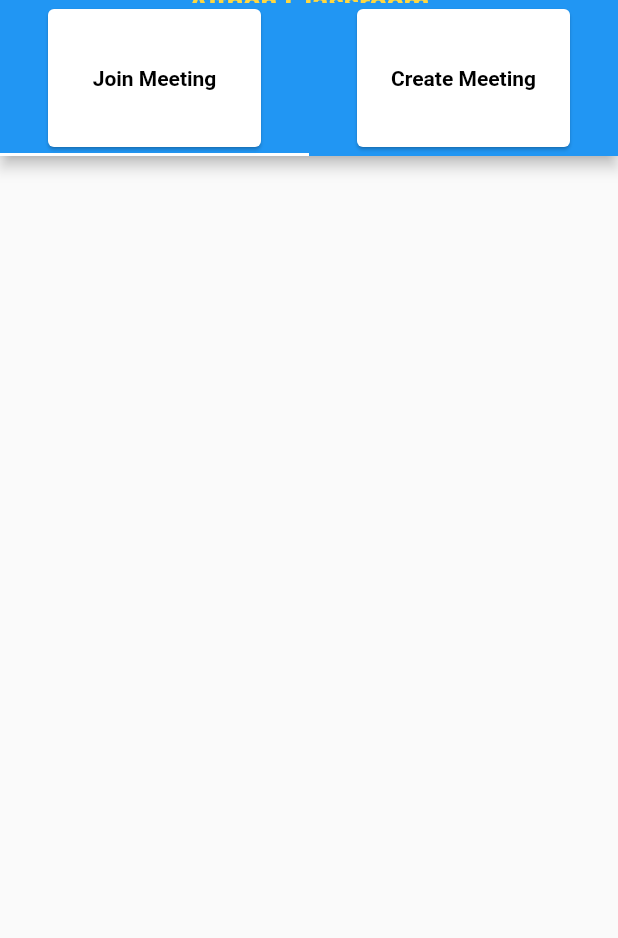
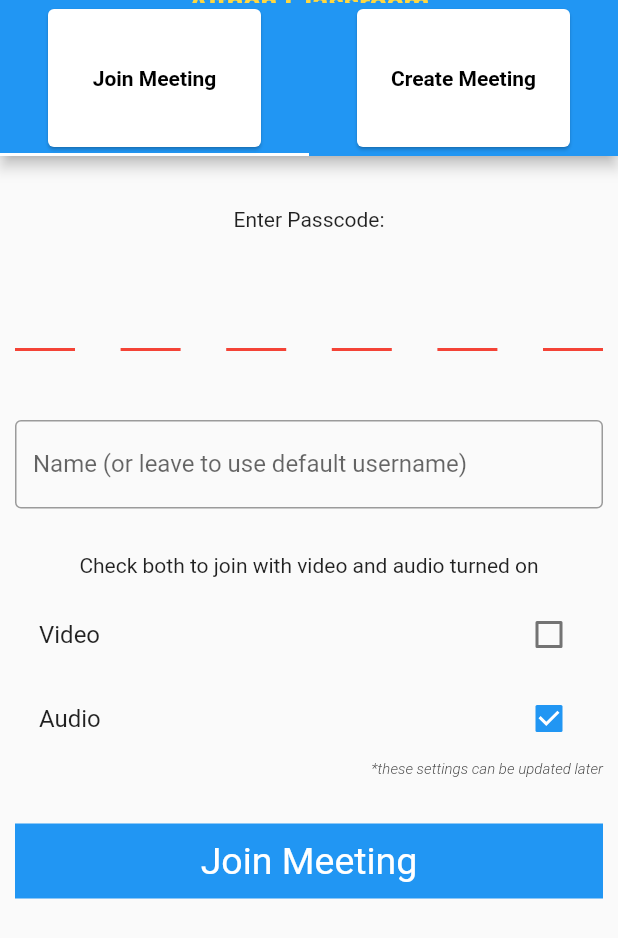
Before and after one commit to Gaurav-Zaiswal/Flutter-basic-video-calling-app, a Flutter app: the screen it shows after launch, on a phone screen of 412 x 824 dp. Shown: the top 938 px of the screen. Run offline on Flutter 3.47's test engine with Material 2 defaults, Android fonts, the phone set to English and light mode, and no system bars; drawn by our look-alikes of pin_code_fields; our stand-ins replace get; missing offline and left inert: flutter_gradient_colors, jitsi_meet.

Commit message:
add: meeting joining feature implemented

```diff
--- a/lib/videoconference/joinmeeting.dart
+++ b/lib/videoconference/joinmeeting.dart
@@ -1,17 +1,182 @@
+import 'dart:io';
+
 import 'package:flutter/material.dart';
+import 'package:flutter/painting.dart';
+// import 'package:jitsi_meet/feature_flag/feature_flag.dart';
+// import 'package:flutter_gradient_colors/olors.dart';
+// import 'package:get/get_state_maget_state_manager.dart';
+import 'package:jitsi_meet/jitsi_meet.dart';
+import 'package:pin_code_fields/pin_code_fields.dart';
 
 class JoinMeeting extends StatefulWidget {
-  const JoinMeeting({ Key? key }) : super(key: key);
+  const JoinMeeting({Key? key}) : super(key: key);
 
   @override
   _JoinMeetingState createState() => _JoinMeetingState();
 }
 
 class _JoinMeetingState extends State<JoinMeeting> {
+  TextEditingController displayNameController = TextEditingController();
+  TextEditingController roomEditingController = TextEditingController();
+  bool hasAudio = true;
+  bool isVideoOn = false;
+  String username = '';
+
+  @override
+  void initState() {
+    super.initState();
+
+    getUserInfo();
+  }
+
   @override
   Widget build(BuildContext context) {
-    return Container(
-
+    return Scaffold(
+      body: Container(
+        padding: const EdgeInsets.all(10),
+        child: SingleChildScrollView(
+          child: Column(
+            children: [
+              const SizedBox(
+                height: 24,
+              ),
+              const Text(
+                "Enter Passcode:",
+              ),
+              const SizedBox(
+                height: 30,
+              ),
+              PinCodeTextField(
+                controller: roomEditingController,
+                appContext: context,
+                pastedTextStyle: TextStyle(
+                  color: Colors.green.shade600,
+                  fontWeight: FontWeight.bold,
+                ),
+                length: 6,
+                autoDisposeControllers: false,
+                animationType: AnimationType.slide,
+                keyboardType: TextInputType.number,
+                animationDuration: const Duration(milliseconds: 200),
+                pinTheme: PinTheme(shape: PinCodeFieldShape.underline),
+                onChanged: (value) {},
+              ),
+              const SizedBox(
+                height: 30,
+              ),
+              TextField(
+                controller: displayNameController,
+                decoration: const InputDecoration(
+                  border: OutlineInputBorder(),
+                  labelText: "Name (or leave to use default username)",
+                  // labelStyle: TextStyle(fontWeight: FontWeight.bold),
+                ),
+              ),
+              const SizedBox(height: 30),
+              const Text("Check both to join with video and audio turned on"),
+              const SizedBox(height: 10),
+              CheckboxListTile(
+                  title: const Text("Video"),
+                  value: isVideoOn,
+                  onChanged: (value) {
+                    setState(() {
+                      isVideoOn = value!;
+                    });
+                  }),
+              CheckboxListTile(
+                  title: const Text("Audio"),
+                  value: hasAudio,
+                  onChanged: (value) {
+                    setState(() {
+                      hasAudio = value!;
+                    });
+                  }),
+              Row(
+                mainAxisAlignment: MainAxisAlignment.end,
+                children: const [
+                  Text(
+                    "*these settings can be updated later",
+                    style: TextStyle(
+                        fontStyle: FontStyle.italic,
+                        fontWeight: FontWeight.w300,
+                        fontSize: 10),
+                  )
+                ],
+              ),
+              const SizedBox(height: 30),
+              InkWell(
+                onTap: () => enterinMeetingRoom(),
+                child: Container(
+                  width: MediaQuery.of(context).size.width,
+                  height: 50,
+                  decoration: const BoxDecoration(
+                    color: Colors.blue,
+                  ),
+                  child: const Center(
+                    child: Text(
+                      "Join Meeting",
+                      style: TextStyle(
+                          fontWeight: FontWeight.w400,
+                          fontSize: 25,
+                          color: Colors.white),
+                    ),
+                  ),
+                ),
+              ),
+            ],
+          ),
+        ),
+      ),
     );
   }
+
+  enterinMeetingRoom() async {
+    // TODO:
+    // set call integration enabled to flase for android
+    // and pip enabled false for ios
+    // instantiate jitsi options
+    try {
+      Map<FeatureFlagEnum, bool> featureflags = {
+        FeatureFlagEnum.WELCOME_PAGE_ENABLED: true,
+      };
+      if (Platform.isAndroid) {
+        featureflags[FeatureFlagEnum.CALL_INTEGRATION_ENABLED] = false;
+      } else if (Platform.isIOS) {
+        featureflags[FeatureFlagEnum.PIP_ENABLED] = false;
+      }
+
+      // FeatureFlag featureFlag = FeatureFlag();
+      // featureFlag.welcomePageEnabled = false;
+      // featureFlag.resolution = FeatureFlagVideoResolution
+      //     .LD_RESOLUTION; // Limit video resolution to 180p
+      // if (Platform.isAndroid) {
+      //   featureFlag.callIntegrationEnabled = false;
+      // } else if (Platform.isIOS) {
+      //   featureFlag.pipEnabled = false;
+      // }
+      String roomName = roomEditingController.text;
+      var preferences = JitsiMeetingOptions(room: roomEditingController.text)
+        ..userDisplayName = displayNameController.text == ""
+            ? username
+            : displayNameController.text
+        ..audioMuted = hasAudio
+        ..videoMuted = isVideoOn
+      ..featureFlags.addAll(featureflags);
+
+      //   ..featureFlag = featureFlag;
+
+      // join the meeting with above preferences
+      await JitsiMeet.joinMeeting(preferences);
+    } catch (e) {
+      // print("Could not join the meeting: $e");
+      throw Exception("Exception occured white trying to join the meeting: $e");
+    }
+  }
+
+  void getUserInfo() {
+    setState(() {
+      // Make this username dynamic
+      username = "Ram Bahadur";
+    });
+  }
 }
--- a/pubspec.yaml
+++ b/pubspec.yaml
@@ -36,6 +36,7 @@ dependencies:
   cupertino_icons: ^1.0.2
   jitsi_meet: ^4.0.0
   flutter_gradient_colors: ^2.1.1
+  pin_code_fields:
   get: ^4.3.8
 
 dev_dependencies:
```
Also changed, not shown: pubspec.lock.
